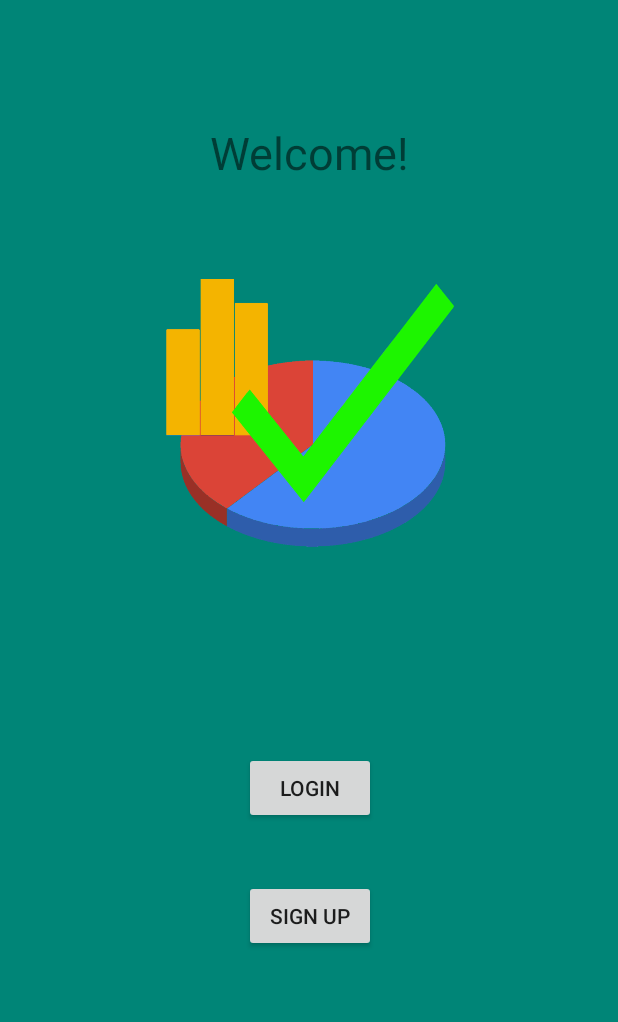
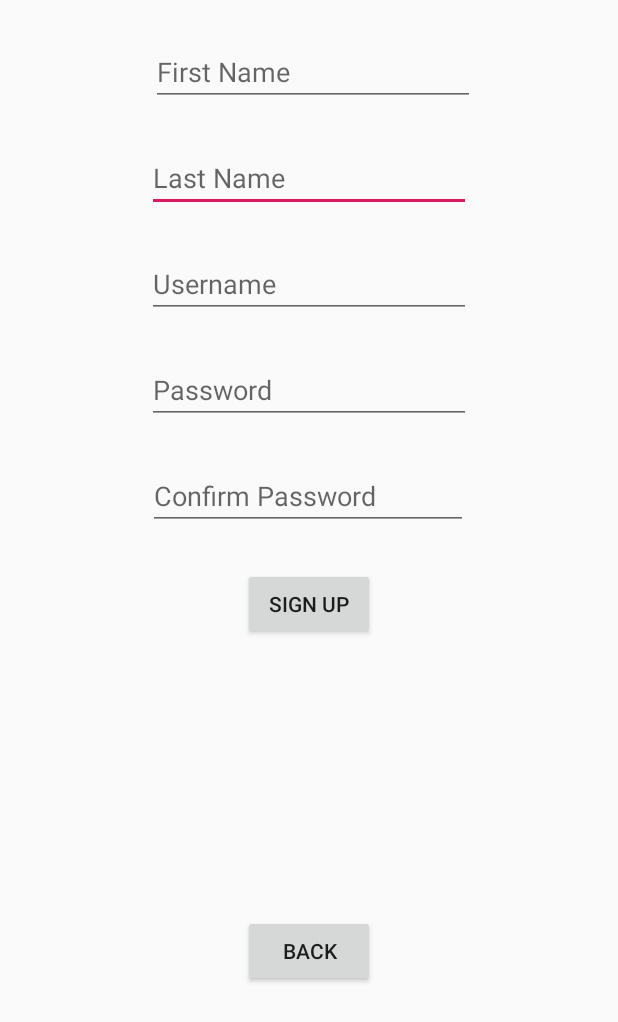
Before and after one commit to DanMakesGames/BMSRepo, an Android app: the screen it shows after launch (StartActivity before the commit, SignUpActivity after it), after a tap on "SIGN UP", on a phone screen of 412 x 824 dp. Shown: the top 1022 px of the screen. Run offline under Robolectric (Android 15) with nearby library versions, the phone set to English and light mode, and no system bars.

Commit message:
Finished frontend/UI for sign up page.

```diff
--- a/app/src/main/AndroidManifest.xml
+++ b/app/src/main/AndroidManifest.xml
@@ -1,7 +1,7 @@
 <?xml version="1.0" encoding="utf-8"?>
 <manifest xmlns:android="http://schemas.android.com/apk/res/android"
-    package="com.example.durandal.budgetingmadesimple"
-    android:name = ".BMSApplication">
+    android:name=".BMSApplication"
+    package="com.example.durandal.budgetingmadesimple">
 
     <application
         android:allowBackup="true"
@@ -10,9 +10,7 @@
         android:roundIcon="@mipmap/ic_launcher_round"
         android:supportsRtl="true"
         android:theme="@style/AppTheme">
-
-        <activity android:name=".MainActivity">
-        </activity>
+        <activity android:name=".MainActivity"></activity>
         <activity android:name=".StartActivity">
             <intent-filter>
                 <action android:name="android.intent.action.MAIN" />
@@ -20,9 +18,8 @@
                 <category android:name="android.intent.category.LAUNCHER" />
             </intent-filter>
         </activity>
-        <activity android:name=".LoginActivity">
-        </activity>
-
+        <activity android:name=".LoginActivity"></activity>
+        <activity android:name=".SignUpActivity"></activity>
     </application>
 
 </manifest>
--- /dev/null
+++ b/app/src/main/java/com/example/durandal/budgetingmadesimple/SignUpActivity.java
@@ -0,0 +1,129 @@
+package com.example.durandal.budgetingmadesimple;
+
+import android.content.Intent;
+import android.support.v7.app.AppCompatActivity;
+import android.os.Bundle;
+import android.text.Editable;
+import android.view.View;
+import android.widget.Button;
+import android.widget.EditText;
+
+import java.util.regex.Pattern;
+
+public class SignUpActivity extends AppCompatActivity {
+    // TextFields
+    private EditText editFirstName;
+    private EditText editLastName;
+    private EditText editUsername;
+    private EditText editPassword;
+    private EditText editConfirmPassword;
+
+    // Buttons
+    private Button signUpButton;
+    private Button backButton;
+
+    @Override
+    protected void onCreate(Bundle savedInstanceState) {
+        super.onCreate(savedInstanceState);
+        setContentView(R.layout.activity_sign_up);
+
+        // Link TextFields
+        editFirstName       = (EditText) findViewById(R.id.edit_firstName);
+        editLastName        = (EditText) findViewById(R.id.edit_lastName);
+        editUsername        = (EditText) findViewById(R.id.edit_username);
+        editPassword        = (EditText) findViewById(R.id.edit_password);
+        editConfirmPassword = (EditText) findViewById(R.id.edit_confirmPassword);
+
+        // Link Buttons
+        signUpButton        = (Button)   findViewById(R.id.sign_up_button);
+        backButton          = (Button)   findViewById(R.id.back_button);
+
+        // backButton onClick
+        backButton.setOnClickListener(new View.OnClickListener() {
+            @Override
+            public void onClick(View v) {
+                // Segue back to LoginActivity
+                Intent intent = new Intent(SignUpActivity.this, StartActivity.class);
+                startActivity(intent);
+            }
+        }); // end backButton onClick
+
+        // signUpButton onClick
+        signUpButton.setOnClickListener(new View.OnClickListener() {
+            @Override
+            public void onClick(View v) {
+                // Set buttons and textFields as disabled
+                signUpButton.setEnabled(false);
+                backButton.setEnabled(false);
+                editFirstName.setEnabled(false);
+                editLastName.setEnabled(false);
+                editUsername.setEnabled(false);
+                editPassword.setEnabled(false);
+                editConfirmPassword.setEnabled(false);
+
+                // Get textField inputs
+                String firstName = editFirstName.getText().toString();
+                String lastName = editLastName.getText().toString();
+                String username = editUsername.getText().toString();
+                String password = editPassword.getText().toString();
+                String confirmPass = editConfirmPassword.getText().toString();
+
+                // error flag
+                boolean error = false;
+
+                // Check for empty strings and valid strings
+                if (firstName.length() < 0 || !Pattern.matches("[a-zA-Z]+", firstName)) {
+                    editFirstName.setError("Invalid first name");
+                    error = true;
+                }
+
+                if (lastName.length() < 0 || !Pattern.matches("[a-zA-Z]+", lastName)) {
+                    editLastName.setError("Invalid last name");
+                    error = true;
+                }
+
+                if (username.length() < 0 || !Pattern.matches("[a-zA-Z]+", username)) {
+                    editUsername.setError("Invalid username");
+                    error = true;
+                }
+
+                if (password.length() < 0) {
+                    editPassword.setError("Should input password");
+                    error = true;
+                }
+
+                if (confirmPass.length() < 0) {
+                    editPassword.setError("Should input password");
+                    error = true;
+                }
+
+                // Check for valid passwords
+                if (!password.equals(confirmPass)) {
+                    editConfirmPassword.setError("Passwords do not match");
+                    error = true;
+                }
+
+                // Check valid username/doesn't already exist
+
+                // Check for errors, reset fields
+                if (error) {
+                    signUpButton.setEnabled(true);
+                    backButton.setEnabled(true);
+                    editFirstName.setEnabled(true);
+                    editLastName.setEnabled(true);
+                    editUsername.setEnabled(true);
+                    editPassword.setEnabled(true);
+                    editConfirmPassword.setEnabled(true);
+
+                    editPassword.setText("");
+                    editConfirmPassword.setText("");
+                }
+
+                // Add to database
+
+                // Segue to HomeScreenActivity if no errors. Else return back to this page (SignUpActivity)
+            }
+        }); // end signUpButton onClick
+    }
+
+}
--- a/app/src/main/java/com/example/durandal/budgetingmadesimple/StartActivity.java
+++ b/app/src/main/java/com/example/durandal/budgetingmadesimple/StartActivity.java
@@ -36,7 +36,8 @@ public class StartActivity extends AppCompatActivity {
         signUpButton.setOnClickListener(new View.OnClickListener() {
             @Override
             public void onClick(View v) {
-
+                Intent intent = new Intent(StartActivity.this, SignUpActivity.class);
+                startActivity(intent);
             }
         });
 
--- /dev/null
+++ b/app/src/main/res/layout/activity_sign_up.xml
@@ -0,0 +1,108 @@
+<?xml version="1.0" encoding="utf-8"?>
+<android.support.constraint.ConstraintLayout xmlns:android="http://schemas.android.com/apk/res/android"
+    xmlns:app="http://schemas.android.com/apk/res-auto"
+    xmlns:tools="http://schemas.android.com/tools"
+    android:layout_width="match_parent"
+    android:layout_height="match_parent"
+    tools:context=".SignUpActivity">
+
+    <EditText
+        android:id="@+id/edit_lastName"
+        android:layout_width="216dp"
+        android:layout_height="wrap_content"
+        android:layout_marginStart="8dp"
+        android:layout_marginTop="25dp"
+        android:layout_marginEnd="8dp"
+        android:autofillHints=""
+        android:ems="10"
+        android:hint="Last Name"
+        android:inputType="textPersonName"
+        app:layout_constraintEnd_toEndOf="parent"
+        app:layout_constraintStart_toStartOf="parent"
+        app:layout_constraintTop_toBottomOf="@+id/edit_firstName" />
+
+    <EditText
+        android:id="@+id/edit_firstName"
+        android:layout_width="216dp"
+        android:layout_height="wrap_content"
+        android:layout_marginStart="8dp"
+        android:layout_marginTop="25dp"
+        android:layout_marginEnd="3dp"
+        android:ems="10"
+        android:hint="First Name"
+        android:inputType="textPersonName"
+        app:layout_constraintEnd_toEndOf="parent"
+        app:layout_constraintStart_toStartOf="parent"
+        app:layout_constraintTop_toTopOf="parent" />
+
+    <EditText
+        android:id="@+id/edit_password"
+        android:layout_width="216dp"
+        android:layout_height="wrap_content"
+        android:layout_marginStart="8dp"
+        android:layout_marginTop="25dp"
+        android:layout_marginEnd="8dp"
+        android:ems="10"
+        android:hint="Password"
+        android:inputType="textPassword"
+        android:textAlignment="viewStart"
+        app:layout_constraintEnd_toEndOf="parent"
+        app:layout_constraintStart_toStartOf="parent"
+        app:layout_constraintTop_toBottomOf="@+id/edit_username" />
+
+    <EditText
+        android:id="@+id/edit_confirmPassword"
+        android:layout_width="wrap_content"
+        android:layout_height="wrap_content"
+        android:layout_marginStart="8dp"
+        android:layout_marginTop="25dp"
+        android:layout_marginEnd="8dp"
+        android:ems="10"
+        android:hint="Confirm Password"
+        android:inputType="textPassword"
+        android:textAlignment="viewStart"
+        app:layout_constraintEnd_toEndOf="parent"
+        app:layout_constraintHorizontal_bias="0.496"
+        app:layout_constraintStart_toStartOf="parent"
+        app:layout_constraintTop_toBottomOf="@+id/edit_password" />
+
+    <EditText
+        android:id="@+id/edit_username"
+        android:layout_width="216dp"
+        android:layout_height="wrap_content"
+        android:layout_marginStart="8dp"
+        android:layout_marginTop="25dp"
+        android:layout_marginEnd="8dp"
+        android:ems="10"
+        android:hint="Username"
+        android:inputType="textPersonName"
+        app:layout_constraintEnd_toEndOf="parent"
+        app:layout_constraintStart_toStartOf="parent"
+        app:layout_constraintTop_toBottomOf="@+id/edit_lastName" />
+
+    <Button
+        android:id="@+id/sign_up_button"
+        android:layout_width="wrap_content"
+        android:layout_height="wrap_content"
+        android:layout_marginStart="8dp"
+        android:layout_marginTop="25dp"
+        android:layout_marginEnd="8dp"
+        android:text="Sign Up"
+        app:layout_constraintEnd_toEndOf="parent"
+        app:layout_constraintStart_toStartOf="parent"
+        app:layout_constraintTop_toBottomOf="@+id/edit_confirmPassword" />
+
+    <Button
+        android:id="@+id/back_button"
+        android:layout_width="wrap_content"
+        android:layout_height="wrap_content"
+        android:layout_marginStart="8dp"
+        android:layout_marginTop="25dp"
+        android:layout_marginEnd="8dp"
+        android:layout_marginBottom="8dp"
+        android:text="Back"
+        app:layout_constraintBottom_toBottomOf="parent"
+        app:layout_constraintEnd_toEndOf="parent"
+        app:layout_constraintStart_toStartOf="parent"
+        app:layout_constraintTop_toBottomOf="@+id/sign_up_button" />
+</android.support.constraint.ConstraintLayout>
```
Also changed, not shown: app/build.gradle (line endings or trailing spaces).
